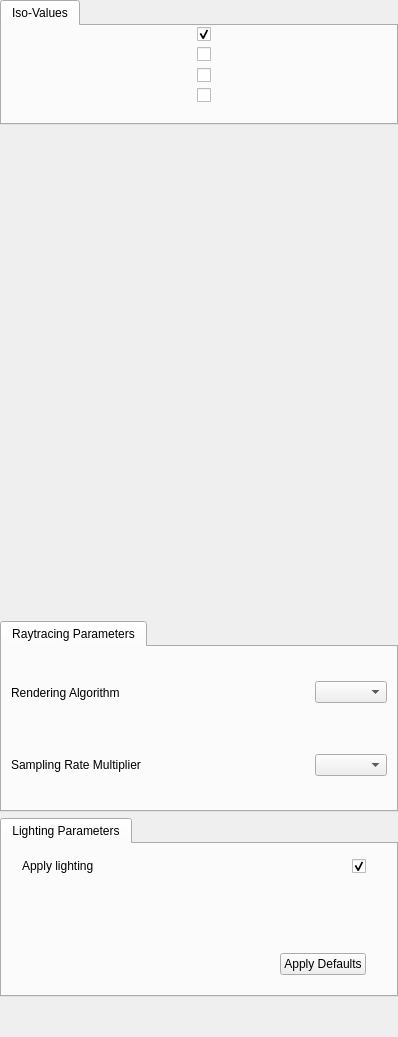
Before: the Qt Designer form apps/vaporgui/VolumeIsoAppearanceGUI.ui in StasJ/vapor-formatted, drawn with Qt 5.
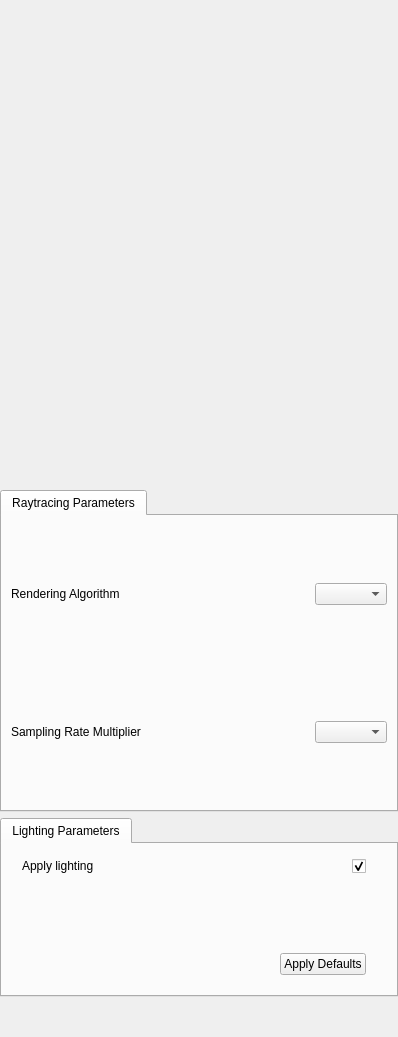
After: the same form once the commit is applied. Custom widgets are drawn as their Qt base class.

Commit message: Removed old iso surface iso value editor

The edit to the form file:
```diff
--- a/apps/vaporgui/VolumeIsoAppearanceGUI.ui
+++ b/apps/vaporgui/VolumeIsoAppearanceGUI.ui
@@ -47,204 +47,6 @@
    <property name="bottomMargin">
     <number>0</number>
    </property>
-   <item>
-    <widget class="QTabWidget" name="tabWidget_2">
-     <property name="sizePolicy">
-      <sizepolicy hsizetype="Minimum" vsizetype="Minimum">
-       <horstretch>0</horstretch>
-       <verstretch>0</verstretch>
-      </sizepolicy>
-     </property>
-     <property name="currentIndex">
-      <number>0</number>
-     </property>
-     <widget class="QWidget" name="_isoValueTab">
-      <property name="sizePolicy">
-       <sizepolicy hsizetype="Minimum" vsizetype="Minimum">
-        <horstretch>0</horstretch>
-        <verstretch>0</verstretch>
-       </sizepolicy>
-      </property>
-      <attribute name="title">
-       <string>Iso-Values</string>
-      </attribute>
-      <layout class="QHBoxLayout" name="horizontalLayout_5">
-       <property name="spacing">
-        <number>0</number>
-       </property>
-       <property name="leftMargin">
-        <number>0</number>
-       </property>
-       <property name="topMargin">
-        <number>0</number>
-       </property>
-       <property name="rightMargin">
-        <number>0</number>
-       </property>
-       <property name="bottomMargin">
-        <number>10</number>
-       </property>
-       <item>
-        <layout class="QVBoxLayout" name="verticalLayout_3">
-         <property name="spacing">
-          <number>5</number>
-         </property>
-         <property name="bottomMargin">
-          <number>10</number>
-         </property>
-         <item>
-          <layout class="QHBoxLayout" name="horizontalLayout_4">
-           <property name="spacing">
-            <number>5</number>
-           </property>
-           <property name="rightMargin">
-            <number>10</number>
-           </property>
-           <property name="bottomMargin">
-            <number>0</number>
-           </property>
-           <item>
-            <widget class="QSliderEdit" name="_isoWidget0" native="true">
-             <property name="sizePolicy">
-              <sizepolicy hsizetype="Minimum" vsizetype="Minimum">
-               <horstretch>0</horstretch>
-               <verstretch>0</verstretch>
-              </sizepolicy>
-             </property>
-            </widget>
-           </item>
-           <item>
-            <widget class="QCheckBox" name="_isoValueCheckbox0">
-             <property name="sizePolicy">
-              <sizepolicy hsizetype="Minimum" vsizetype="Minimum">
-               <horstretch>0</horstretch>
-               <verstretch>0</verstretch>
-              </sizepolicy>
-             </property>
-             <property name="text">
-              <string/>
-             </property>
-             <property name="checked">
-              <bool>true</bool>
-             </property>
-            </widget>
-           </item>
-          </layout>
-         </item>
-         <item>
-          <layout class="QHBoxLayout" name="horizontalLayout_7">
-           <property name="spacing">
-            <number>5</number>
-           </property>
-           <property name="rightMargin">
-            <number>10</number>
-           </property>
-           <property name="bottomMargin">
-            <number>0</number>
-           </property>
-           <item>
-            <widget class="QSliderEdit" name="_isoWidget1" native="true">
-             <property name="sizePolicy">
-              <sizepolicy hsizetype="Minimum" vsizetype="Minimum">
-               <horstretch>0</horstretch>
-               <verstretch>0</verstretch>
-              </sizepolicy>
-             </property>
-            </widget>
-           </item>
-           <item>
-            <widget class="QCheckBox" name="_isoValueCheckbox1">
-             <property name="sizePolicy">
-              <sizepolicy hsizetype="Minimum" vsizetype="Minimum">
-               <horstretch>0</horstretch>
-               <verstretch>0</verstretch>
-              </sizepolicy>
-             </property>
-             <property name="text">
-              <string/>
-             </property>
-            </widget>
-           </item>
-          </layout>
-         </item>
-         <item>
-          <layout class="QHBoxLayout" name="horizontalLayout_8">
-           <property name="spacing">
-            <number>5</number>
-           </property>
-           <property name="rightMargin">
-            <number>10</number>
-           </property>
-           <property name="bottomMargin">
-            <number>0</number>
-           </property>
-           <item>
-            <widget class="QSliderEdit" name="_isoWidget2" native="true">
-             <property name="sizePolicy">
-              <sizepolicy hsizetype="Minimum" vsizetype="Minimum">
-               <horstretch>0</horstretch>
-               <verstretch>0</verstretch>
-              </sizepolicy>
-             </property>
-            </widget>
-           </item>
-           <item>
-            <widget class="QCheckBox" name="_isoValueCheckbox2">
-             <property name="sizePolicy">
-              <sizepolicy hsizetype="Minimum" vsizetype="Minimum">
-               <horstretch>0</horstretch>
-               <verstretch>0</verstretch>
-              </sizepolicy>
-             </property>
-             <property name="text">
-              <string/>
-             </property>
-            </widget>
-           </item>
-          </layout>
-         </item>
-         <item>
-          <layout class="QHBoxLayout" name="horizontalLayout_6">
-           <property name="spacing">
-            <number>5</number>
-           </property>
-           <property name="rightMargin">
-            <number>10</number>
-           </property>
-           <property name="bottomMargin">
-            <number>0</number>
-           </property>
-           <item>
-            <widget class="QSliderEdit" name="_isoWidget3" native="true">
-             <property name="sizePolicy">
-              <sizepolicy hsizetype="Minimum" vsizetype="Minimum">
-               <horstretch>0</horstretch>
-               <verstretch>0</verstretch>
-              </sizepolicy>
-             </property>
-            </widget>
-           </item>
-           <item>
-            <widget class="QCheckBox" name="_isoValueCheckbox3">
-             <property name="sizePolicy">
-              <sizepolicy hsizetype="Minimum" vsizetype="Minimum">
-               <horstretch>0</horstretch>
-               <verstretch>0</verstretch>
-              </sizepolicy>
-             </property>
-             <property name="text">
-              <string/>
-             </property>
-            </widget>
-           </item>
-          </layout>
-         </item>
-        </layout>
-       </item>
-      </layout>
-     </widget>
-    </widget>
-   </item>
    <item>
     <widget class="TFWidget" name="_TFWidget" native="true">
      <property name="sizePolicy">
```
The commit also changes 1 other file.
